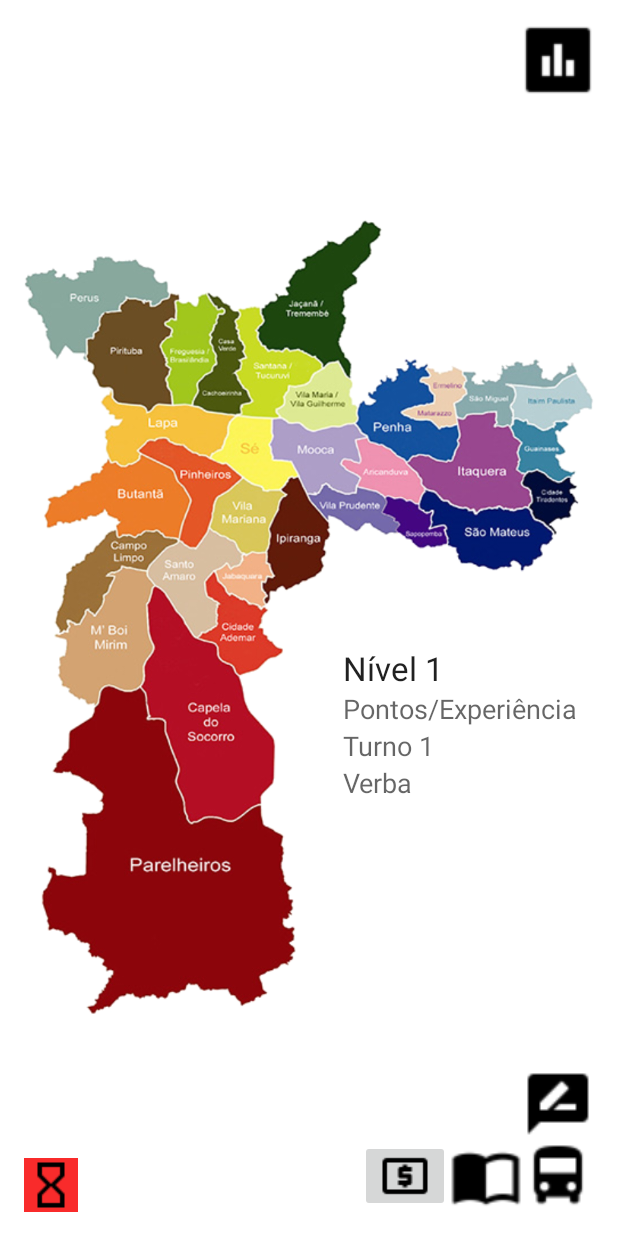
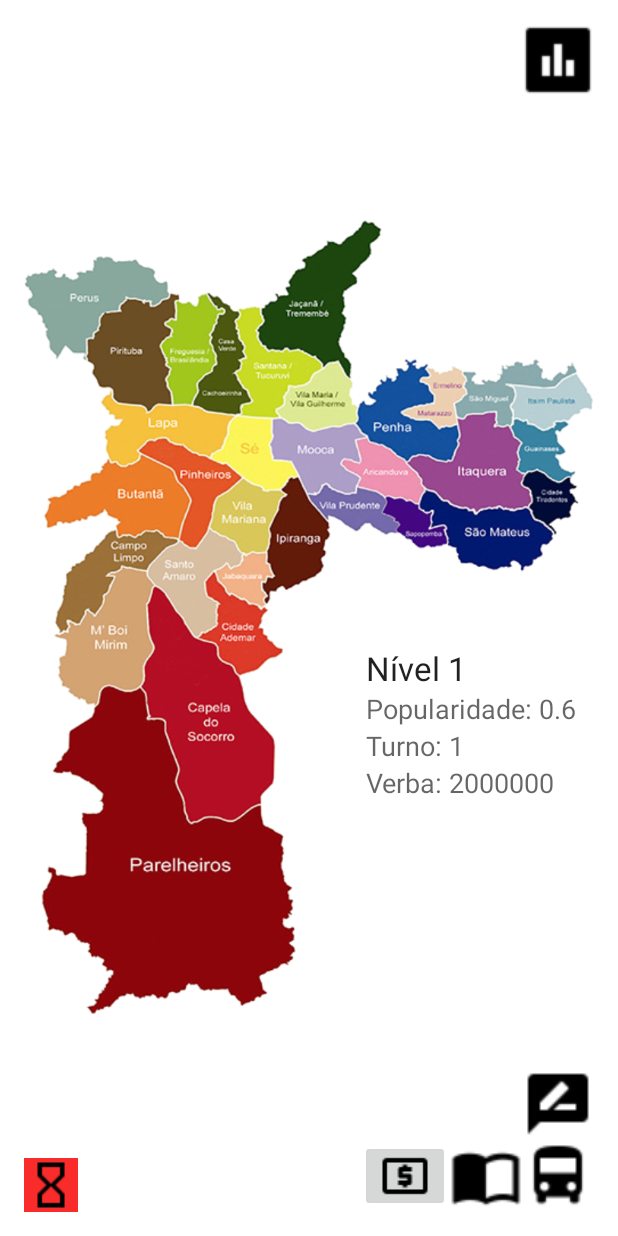
Before and after one commit to aee-fsi/SimSampa, an Android app: the TelaPrincipal screen opened directly, with no data from a screen before it, on a phone screen of 412 x 824 dp. Run offline under Robolectric (Android 15) with nearby library versions, the phone set to English and light mode, and no system bars.

Commit message:
é isso ae

```diff
--- a/app/src/main/java/com/hfad/simsampa/TelaPrincipal.java
+++ b/app/src/main/java/com/hfad/simsampa/TelaPrincipal.java
@@ -4,13 +4,10 @@ import android.app.AlertDialog;
 import android.content.DialogInterface;
 import android.content.Intent;
 import android.os.Bundle;
-import android.support.design.widget.FloatingActionButton;
-import android.support.design.widget.Snackbar;
 import android.support.v7.app.AppCompatActivity;
-import android.support.v7.widget.Toolbar;
 import android.view.View;
-import android.widget.Button;
 import android.widget.ImageButton;
+import android.widget.TextView;
 
 public class TelaPrincipal extends AppCompatActivity {
 
@@ -22,6 +19,25 @@ public class TelaPrincipal extends AppCompatActivity {
         super.onCreate(savedInstanceState);
         setContentView(R.layout.activity_tela_principal);
         ImageButton subprefeituras = (ImageButton) findViewById(R.id.botaosubprefeituras);
+
+        Intent novoIntent = getIntent();
+        // Double verba = novoIntent.getDoubleExtra("orçamentoSubprefeiturasCentro", 0);
+        int verba = 2000000;
+        double popularidade = 0.6;
+        int nivel = 1;
+        int turno = 1;
+        String TituloNivel = ("Nível " + nivel);
+
+
+        TextView pontuacaotitulo = (TextView) findViewById(R.id.textViewPontuacaoTitulo);
+        TextView verbaTexto = (TextView) findViewById(R.id.textViewPontuacaoVerba);
+        TextView popularidadeTexto = (TextView) findViewById(R.id.textViewPontuacaoPopularidade);
+        TextView turnoTexto = (TextView) findViewById(R.id.textViewPontuacaoTurno);
+        pontuacaotitulo.setText(TituloNivel);
+        verbaTexto.setText("Verba: " + verba);
+        turnoTexto.setText("Turno: " + turno);
+        popularidadeTexto.setText("Popularidade: " + popularidade);
+
 
 
     }
--- a/app/src/main/res/layout/content_tela_principal.xml
+++ b/app/src/main/res/layout/content_tela_principal.xml
@@ -4,15 +4,15 @@
     xmlns:tools="http://schemas.android.com/tools"
     android:layout_width="match_parent"
     android:layout_height="match_parent"
+    android:background="#fff"
+    android:onClick="clicaTela"
     android:paddingBottom="@dimen/activity_vertical_margin"
     android:paddingLeft="@dimen/activity_horizontal_margin"
     android:paddingRight="@dimen/activity_horizontal_margin"
     android:paddingTop="@dimen/activity_vertical_margin"
     app:layout_behavior="@string/appbar_scrolling_view_behavior"
-    android:onClick="clicaTela"
     tools:context="com.hfad.simsampa.TelaPrincipal"
-    tools:showIn="@layout/activity_tela_principal"
-    android:background="#fff">
+    tools:showIn="@layout/activity_tela_principal">
     <!-->
     <ImageView
     android:layout_width="match_parent"
@@ -23,18 +23,18 @@
 
 
 <ImageView
+    android:id="@+id/imageView3"
 android:layout_width="match_parent"
 android:layout_height="match_parent"
-android:src="@drawable/mapa"
-android:id="@+id/imageView3" />
+    android:src="@drawable/mapa" />
 
 
 
 
 <LinearLayout
-    android:orientation="horizontal"
     android:layout_width="match_parent"
     android:layout_height="match_parent"
+    android:orientation="horizontal"
     android:weightSum="1">
 
 
@@ -47,11 +47,11 @@ android:id="@+id/imageView3" />
 
 
     <LinearLayout
-        android:orientation="vertical"
         android:layout_width="wrap_content"
         android:layout_height="match_parent"
         android:layout_gravity="center_vertical"
-        android:layout_weight="0.13">
+        android:layout_weight="0.13"
+        android:orientation="vertical">
 
         <Space
             android:layout_width="match_parent"
@@ -60,34 +60,34 @@ android:id="@+id/imageView3" />
             android:layout_weight="1.41" />
 
         <TextView
+            android:id="@+id/textViewPontuacaoTitulo"
             android:layout_width="wrap_content"
             android:layout_height="wrap_content"
-            android:textAppearance="?android:attr/textAppearanceLarge"
             android:text="Nível 1"
-            android:id="@+id/textViewPontuacaoTitulo" />
+            android:textAppearance="?android:attr/textAppearanceLarge" />
         <TextView
+            android:id="@+id/textViewPontuacaoPopularidade"
             android:layout_width="wrap_content"
             android:layout_height="wrap_content"
+            android:text="Pontos/Experiência"
             android:textAppearance="?android:attr/textAppearanceMedium"
-            android:text="Pontos/Experiência"
-            android:id="@+id/textViewPontuacaoExperiencia"
             />
         <TextView
+            android:id="@+id/textViewPontuacaoTurno"
             android:layout_width="wrap_content"
             android:layout_height="wrap_content"
+            android:text="Turno 1"
             android:textAppearance="?android:attr/textAppearanceMedium"
-            android:text="Turno 1"
-            android:id="@+id/textViewPontuacaoTurno"
             />
 
         <TextView
+            android:id="@+id/textViewPontuacaoVerba"
             android:layout_width="wrap_content"
             android:layout_height="wrap_content"
-            android:textAppearance="?android:attr/textAppearanceMedium"
+            android:layout_gravity="center_vertical"
+            android:layout_weight="0.93"
             android:text="Verba"
-            android:id="@+id/textViewPontuacaoVerba"
-            android:layout_gravity="center_vertical"
-            android:layout_weight="0.93" />
+            android:textAppearance="?android:attr/textAppearanceMedium" />
 
 
 
@@ -100,63 +100,63 @@ android:id="@+id/imageView3" />
 
 
 <Button
+    android:id="@+id/button5"
     style="?android:attr/buttonStyleSmall"
     android:layout_width="wrap_content"
     android:layout_height="wrap_content"
-    android:id="@+id/button5"
-    android:background="@drawable/ic_directions_bus_black_24dp"
     android:layout_alignParentBottom="true"
+    android:layout_alignParentEnd="true"
     android:layout_alignParentRight="true"
-    android:layout_alignParentEnd="true" />
+    android:background="@drawable/ic_directions_bus_black_24dp" />
 
 <Button
+    android:id="@+id/button7"
     style="?android:attr/buttonStyleSmall"
     android:layout_width="wrap_content"
     android:layout_height="wrap_content"
-    android:id="@+id/button7"
-    android:background="@drawable/ic_rate_review_black_24dp"
     android:layout_above="@+id/button5"
-    android:layout_alignParentRight="true" />
+    android:layout_alignParentRight="true"
+    android:background="@drawable/ic_rate_review_black_24dp" />
 
 <Button
+    android:id="@+id/button4"
     style="?android:attr/buttonStyleSmall"
     android:layout_width="wrap_content"
     android:layout_height="wrap_content"
-    android:id="@+id/button4"
-    android:background="@drawable/ic_import_contacts_black_24dp"
     android:layout_alignParentBottom="true"
     android:layout_toLeftOf="@+id/button5"
-    android:layout_toStartOf="@+id/button5" />
+    android:layout_toStartOf="@+id/button5"
+    android:background="@drawable/ic_import_contacts_black_24dp" />
 
 <Button
+    android:id="@+id/button6"
     style="?android:attr/buttonStyleSmall"
     android:layout_width="wrap_content"
     android:layout_height="wrap_content"
-    android:background="@drawable/ic_poll_black_24dp"
-    android:id="@+id/button6"
+    android:layout_alignParentEnd="true"
+    android:layout_alignParentRight="true"
     android:layout_alignParentTop="true"
-    android:layout_alignParentRight="true"
-    android:layout_alignParentEnd="true" />
+    android:background="@drawable/ic_poll_black_24dp" />
 
 <ImageButton
+    android:id="@+id/botaosubprefeituras"
     android:layout_width="wrap_content"
     android:layout_height="wrap_content"
-    android:id="@+id/botaosubprefeituras"
-    android:onClick="clicouBotaoSub"
-    android:src="@drawable/ic_local_atm_black_24dp"
     android:layout_alignTop="@+id/button4"
     android:layout_toLeftOf="@+id/button4"
-    android:layout_toStartOf="@+id/button4" />
+    android:layout_toStartOf="@+id/button4"
+    android:onClick="clicouBotaoSub"
+    android:src="@drawable/ic_local_atm_black_24dp" />
 
 <ImageButton
+    android:id="@+id/turno"
     android:layout_width="wrap_content"
     android:layout_height="wrap_content"
-    android:id="@+id/turno"
-    android:src="@drawable/ic_hourglass_empty_black_24dp"
-    android:background="#f92b2b"
-    android:adjustViewBounds="false"
     android:layout_alignParentBottom="true"
     android:layout_alignParentLeft="true"
-    android:layout_alignParentStart="true" />
+    android:layout_alignParentStart="true"
+    android:adjustViewBounds="false"
+    android:background="#f92b2b"
+    android:src="@drawable/ic_hourglass_empty_black_24dp" />
 
 </RelativeLayout>
```
Also changed, not shown: app/src/main/java/com/hfad/simsampa/CadastraUsuario.java (added, +53 -0 lines), app/src/main/res/layout/activity_cadastra_usuario.xml (added, +13 -0 lines), app/src/main/res/layout/content_cadastra_suario.xml (added, +55 -0 lines).
